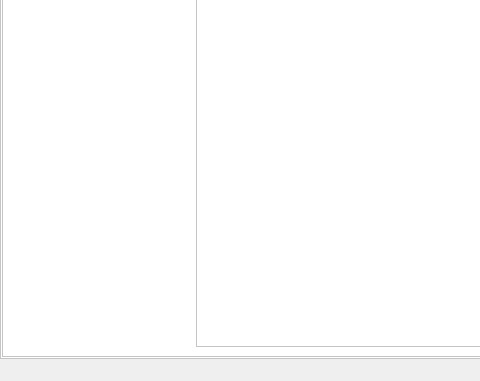
First picture: the form in Code/visual/window.ui, repository LauTB/Information-Recovery-ML, before the edit; both pictures show x 0 to 480 and y 258 to 639 of the 801 by 639 pixel window.
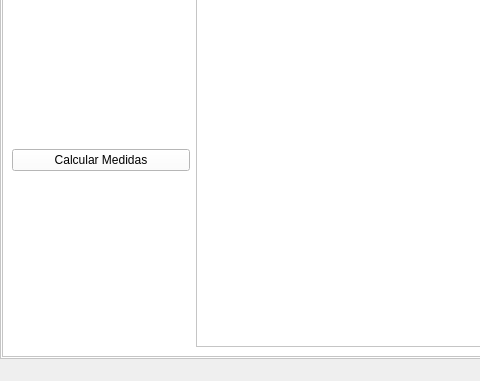
Second picture: the form after the edit.

```diff
--- a/Code/visual/window.ui
+++ b/Code/visual/window.ui
@@ -216,6 +216,26 @@
               </property>
              </spacer>
             </item>
+            <item>
+             <widget class="QPushButton" name="pushButtonMedidas">
+              <property name="text">
+               <string>Calcular Medidas</string>
+              </property>
+             </widget>
+            </item>
+            <item>
+             <spacer name="verticalSpacer_2">
+              <property name="orientation">
+               <enum>Qt::Vertical</enum>
+              </property>
+              <property name="sizeHint" stdset="0">
+               <size>
+                <width>20</width>
+                <height>40</height>
+               </size>
+              </property>
+             </spacer>
+            </item>
            </layout>
           </item>
           <item>
```
